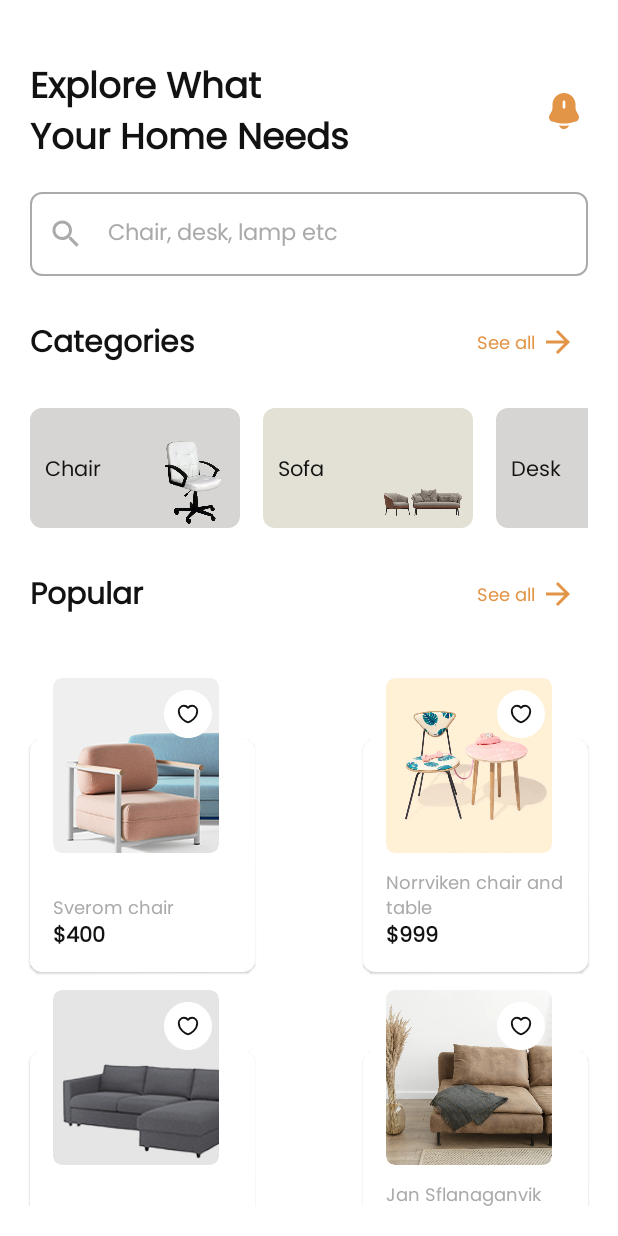
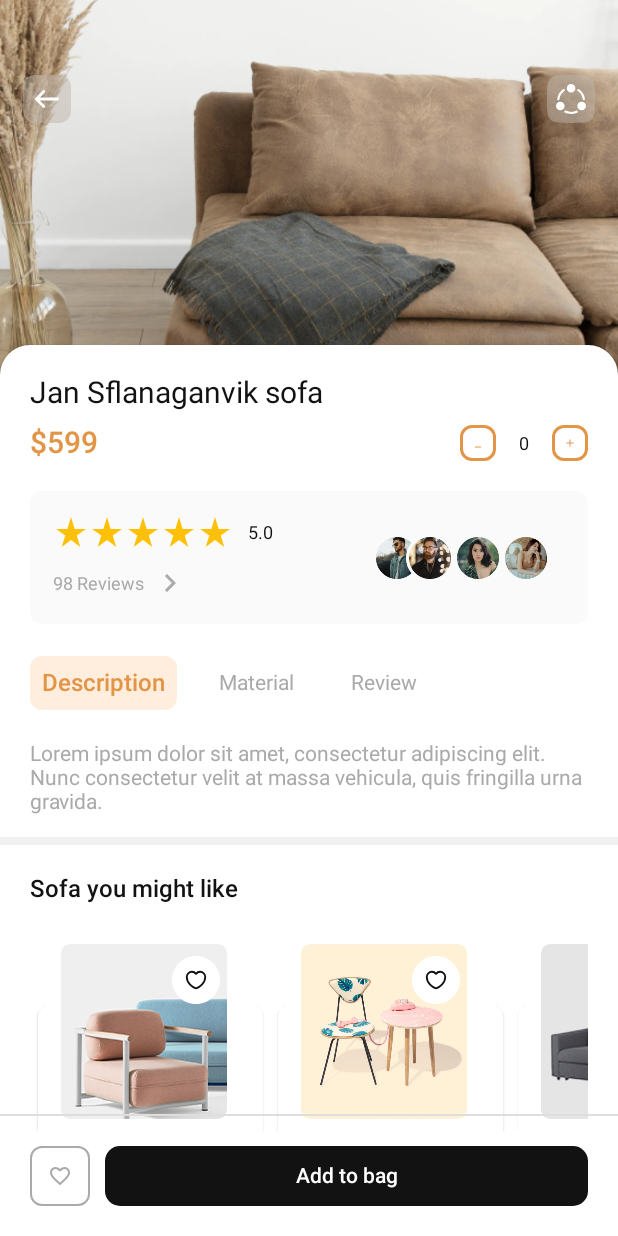
Before and after one commit to nameisjayant/furniture-app-compose-ui, an Android app built with Jetpack Compose: the screen it shows after launch (MainActivity), on a phone screen of 412 x 824 dp. Run offline under Robolectric (Android 15) with nearby library versions, the phone set to English and light mode, and no system bars; our stand-ins replace accompanist.

Commit message:
product details screen done

```diff
--- a/app/src/main/java/com/nameisjayant/furnitureapp/MainActivity.kt
+++ b/app/src/main/java/com/nameisjayant/furnitureapp/MainActivity.kt
@@ -31,7 +31,7 @@ class MainActivity : ComponentActivity() {
                     modifier = Modifier.fillMaxSize(),
                     color = MaterialTheme.colors.background,
                 ) {
-                    HomeScreen()
+                    ProductDetailScreen()
                 }
             }
         }
--- a/app/src/main/java/com/nameisjayant/furnitureapp/commonUi/CommonUi.kt
+++ b/app/src/main/java/com/nameisjayant/furnitureapp/commonUi/CommonUi.kt
@@ -2,19 +2,20 @@ package com.nameisjayant.furnitureapp.commonUi
 
 import android.annotation.SuppressLint
 import androidx.annotation.DrawableRes
-import androidx.compose.foundation.layout.Spacer
-import androidx.compose.foundation.layout.height
-import androidx.compose.foundation.layout.size
-import androidx.compose.foundation.layout.width
-import androidx.compose.material.Icon
-import androidx.compose.material.IconButton
+import androidx.compose.foundation.layout.*
+import androidx.compose.foundation.shape.RoundedCornerShape
+import androidx.compose.material.*
 import androidx.compose.runtime.Composable
 import androidx.compose.ui.Modifier
 import androidx.compose.ui.graphics.Color
 import androidx.compose.ui.graphics.vector.ImageVector
 import androidx.compose.ui.res.painterResource
+import androidx.compose.ui.text.TextStyle
+import androidx.compose.ui.text.font.FontWeight
 import androidx.compose.ui.unit.Dp
 import androidx.compose.ui.unit.dp
+import androidx.compose.ui.unit.sp
+import com.nameisjayant.furnitureapp.ui.theme.TextColor
 
 
 @Composable
@@ -26,33 +27,70 @@ fun SpacerHeight(height: Dp = 5.dp) {
 fun SpacerWidth(width: Dp = 5.dp) {
     Spacer(modifier = Modifier.width(width))
 }
+
 @SuppressLint("ModifierParameter")
 @Composable
 fun AppIconButton(
-    @DrawableRes icon:Int,
-    tint:Color = Color.Unspecified,
+    @DrawableRes icon: Int,
+    tint: Color = Color.Unspecified,
     modifier: Modifier = Modifier,
-    onClick:()->Unit ={}
+    onClick: () -> Unit = {}
 ) {
-    IconButton(onClick = {onClick()}, modifier = modifier.size(32.dp)) {
-       Icon(painter = painterResource(id = icon), contentDescription = "", tint = tint)
+    IconButton(onClick = { onClick() }, modifier = modifier.size(32.dp)) {
+        Icon(painter = painterResource(id = icon), contentDescription = "", tint = tint)
     }
 }
+
 @SuppressLint("ModifierParameter")
 @Composable
 fun AppIcon(
-    icon:ImageVector,
-    tint:Color = Color.Unspecified,
+    icon: ImageVector,
+    tint: Color = Color.Unspecified,
     modifier: Modifier = Modifier,
 ) {
     Icon(icon, contentDescription = "", tint = tint, modifier = modifier)
 }
+
 @SuppressLint("ModifierParameter")
 @Composable
 fun AppIconDrawable(
-    @DrawableRes icon:Int,
-    tint:Color = Color.Unspecified,
+    @DrawableRes icon: Int,
+    tint: Color = Color.Unspecified,
     modifier: Modifier = Modifier,
 ) {
-    Icon(painter = painterResource(id = icon), contentDescription = "", tint = tint, modifier = modifier)
+    Icon(
+        painter = painterResource(id = icon),
+        contentDescription = "",
+        tint = tint,
+        modifier = modifier
+    )
 }
+@SuppressLint("ModifierParameter")
+@Composable
+fun AppButton(
+    title: String,
+    textColor: Color = Color.White,
+    background: Color = TextColor,
+    modifier: Modifier = Modifier,
+    onClick: () -> Unit = {}
+) {
+    Button(
+        onClick = { onClick() },
+        shape = RoundedCornerShape(10.dp),
+        elevation = ButtonDefaults.elevation(0.dp),
+        colors = ButtonDefaults.buttonColors(
+            backgroundColor = background
+        ),
+        modifier = modifier
+            .height(40.dp)
+            .fillMaxWidth()
+    ) {
+        Text(
+            text = title, style = TextStyle(
+                fontSize = 14.sp,
+                color = textColor,
+                fontWeight = FontWeight.W600
+            )
+        )
+    }
+}
--- a/app/src/main/java/com/nameisjayant/furnitureapp/screens/HomeScreen.kt
+++ b/app/src/main/java/com/nameisjayant/furnitureapp/screens/HomeScreen.kt
@@ -161,11 +161,13 @@ fun Banner() {
 
 @Composable
 fun PopularProductGridView(
-    popularProducts: PopularProducts
+    popularProducts: PopularProducts,
+    modifier: Modifier = Modifier,
+
 ) {
 
     Box(
-        modifier = Modifier.height(208.dp)
+        modifier = modifier.height(208.dp)
     ) {
         Card(
             modifier = Modifier
--- a/app/src/main/java/com/nameisjayant/furnitureapp/screens/ProductDetailScreen.kt
+++ b/app/src/main/java/com/nameisjayant/furnitureapp/screens/ProductDetailScreen.kt
@@ -1,17 +1,23 @@
 package com.nameisjayant.furnitureapp.screens
 
+import android.hardware.lights.Light
 import android.util.Log
 import androidx.compose.foundation.BorderStroke
 import androidx.compose.foundation.Image
 import androidx.compose.foundation.background
 import androidx.compose.foundation.layout.*
 import androidx.compose.foundation.lazy.LazyColumn
+import androidx.compose.foundation.lazy.LazyRow
+import androidx.compose.foundation.lazy.items
 import androidx.compose.foundation.shape.RoundedCornerShape
 import androidx.compose.material.*
 import androidx.compose.material.icons.Icons
 import androidx.compose.material.icons.filled.*
+import androidx.compose.material.icons.outlined.Favorite
+import androidx.compose.material.icons.outlined.FavoriteBorder
 import androidx.compose.runtime.*
 import androidx.compose.ui.Alignment
+import androidx.compose.ui.Alignment.Companion.BottomCenter
 import androidx.compose.ui.Alignment.Companion.CenterVertically
 import androidx.compose.ui.Modifier
 import androidx.compose.ui.draw.clip
@@ -24,15 +30,17 @@ import androidx.compose.ui.text.TextStyle
 import androidx.compose.ui.text.font.FontWeight
 import androidx.compose.ui.unit.dp
 import androidx.compose.ui.unit.sp
+import com.google.accompanist.flowlayout.FlowRow
 import com.nameisjayant.furnitureapp.R
-import com.nameisjayant.furnitureapp.commonUi.AppIconButton
-import com.nameisjayant.furnitureapp.commonUi.AppIconDrawable
-import com.nameisjayant.furnitureapp.commonUi.SpacerHeight
-import com.nameisjayant.furnitureapp.commonUi.SpacerWidth
+import com.nameisjayant.furnitureapp.commonUi.*
+import com.nameisjayant.furnitureapp.models.popularProductList
 import com.nameisjayant.furnitureapp.ui.theme.*
 
 @Composable
 fun ProductDetailScreen() {
+
+    val chipList = listOf("Description", "Material", "Review")
+    var selected by remember { mutableStateOf("Description") }
 
     Box(
         modifier = Modifier.fillMaxSize()
@@ -55,19 +63,80 @@ fun ProductDetailScreen() {
                     .fillMaxSize(),
                 shape = RoundedCornerShape(topStart = 20.dp, topEnd = 20.dp)
             ) {
-                LazyColumn {
+                LazyColumn(
+                    modifier = Modifier.padding(bottom = 70.dp)
+                ) {
                     item {
                         ProductHeaderSection()
                     }
                     item {
                         RatingSection()
                     }
+                    item {
+                        FlowRow(
+                            modifier = Modifier.padding(vertical = 15.dp),
+                            crossAxisSpacing = 10.dp
+                        ) {
+                            chipList.forEach {
+                                CustomChip(title = it, selected = it == selected) { data ->
+                                    selected = data
+                                }
+                            }
+                        }
+                        Text(
+                            text = stringResource(R.string.description), style = TextStyle(
+                                fontSize = 14.sp,
+                                fontWeight = FontWeight.W400,
+                                color = LightGray
+                            ),
+                            modifier = Modifier.padding(horizontal = 20.dp)
+                        )
+                        SpacerHeight(15.dp)
+                        Divider(
+                            modifier = Modifier.fillMaxWidth(),
+                            color = GrayColor,
+                            thickness = 5.dp
+                        )
+                    }
+                    item {
+                        RecommendProducts()
+                    }
                 }
+
             }
 
         }
+        BottomBarItem(
+            modifier = Modifier.align(BottomCenter)
+        )
     }
 
+}
+
+@Composable
+fun RecommendProducts() {
+    Column(
+        modifier = Modifier.padding(20.dp)
+    ) {
+        Text(
+            text = stringResource(R.string.recommend_products), style = TextStyle(
+                fontSize = 16.sp,
+                fontWeight = FontWeight.W600,
+                color = TextColor
+            )
+        )
+        LazyRow {
+            item{
+                SpacerWidth()
+            }
+            items(popularProductList) {
+                PopularProductGridView(
+                    popularProducts = it,
+                    modifier = Modifier.padding(end = 10.dp, top = 15.dp)
+                )
+            }
+        }
+    }
 }
 
 @Composable
@@ -194,6 +263,71 @@ fun RatingSection() {
 }
 
 @Composable
+fun CustomChip(
+    title: String,
+    selected: Boolean,
+    modifier: Modifier = Modifier,
+    onValueChange: (String) -> Unit
+) {
+    TextButton(
+        onClick = { onValueChange(title) },
+        shape = RoundedCornerShape(8.dp),
+        colors = ButtonDefaults.buttonColors(
+            backgroundColor = if (selected) LightOrange else Color.Transparent
+        ),
+        elevation = ButtonDefaults.elevation(0.dp),
+        modifier = modifier.padding(start = 20.dp)
+    ) {
+        Text(
+            text = title, style = TextStyle(
+                color = if (selected) DarkOrange else LightGray,
+                fontWeight = if (selected) FontWeight.W600 else FontWeight.W400,
+                fontSize = if (selected) 16.sp else 14.sp
+            )
+        )
+    }
+}
+
+
+@Composable
+fun BottomBarItem(
+    modifier: Modifier = Modifier
+) {
+
+    Column(
+        modifier = modifier.fillMaxWidth()
+    ) {
+        Divider(modifier = Modifier.fillMaxWidth(), color = LineColor)
+        Row(
+            modifier = Modifier
+                .fillMaxWidth()
+                .padding(20.dp)
+        ) {
+            TextButton(
+                onClick = { },
+                modifier = Modifier
+                    .size(40.dp),
+                shape = RoundedCornerShape(8.dp),
+                elevation = ButtonDefaults.elevation(0.dp),
+                colors = ButtonDefaults.buttonColors(backgroundColor = Color.White),
+                border = BorderStroke(1.dp, LightGray)
+            ) {
+                Icon(
+                    Icons.Outlined.FavoriteBorder,
+                    contentDescription = "",
+                    tint = LightGray,
+                    modifier = Modifier.size(16.dp)
+                )
+            }
+            SpacerWidth(10.dp)
+            AppButton(title = stringResource(R.string.add_to_ba), modifier = Modifier.weight(0.7f))
+        }
+    }
+
+}
+
+
+@Composable
 fun ProductCount(
     icon: ImageVector, modifier: Modifier = Modifier, onClick: () -> Unit = {}
 ) {
--- a/app/src/main/java/com/nameisjayant/furnitureapp/ui/theme/Color.kt
+++ b/app/src/main/java/com/nameisjayant/furnitureapp/ui/theme/Color.kt
@@ -15,3 +15,6 @@ val CategoryOne = Color(0XFFD7D5D3)
 val CategoryTwo = Color(0XFFE3E0D5)
 val Background = Color(0XFFFAFAFA)
 val Yellow = Color(0XFFFFC107)
+val LightOrange = Color(0XFFFFEEDD)
+val LineColor = Color(0XFFDEDEDE)
+val GrayColor = Color(0XFFF1F1F1)
--- a/app/src/main/res/values/strings.xml
+++ b/app/src/main/res/values/strings.xml
@@ -8,4 +8,7 @@
     <string name="rooms">Rooms</string>
     <string name="room_des">Furniture for every corners in your home</string>
     <string name="product_name">Jan Sflanaganvik sofa</string>
+    <string name="add_to_ba">Add to bag</string>
+    <string name="description">Lorem ipsum dolor sit amet, consectetur adipiscing elit. Nunc consectetur velit at massa vehicula, quis fringilla urna gravida.</string>
+    <string name="recommend_products">Sofa you might like</string>
 </resources>
```
